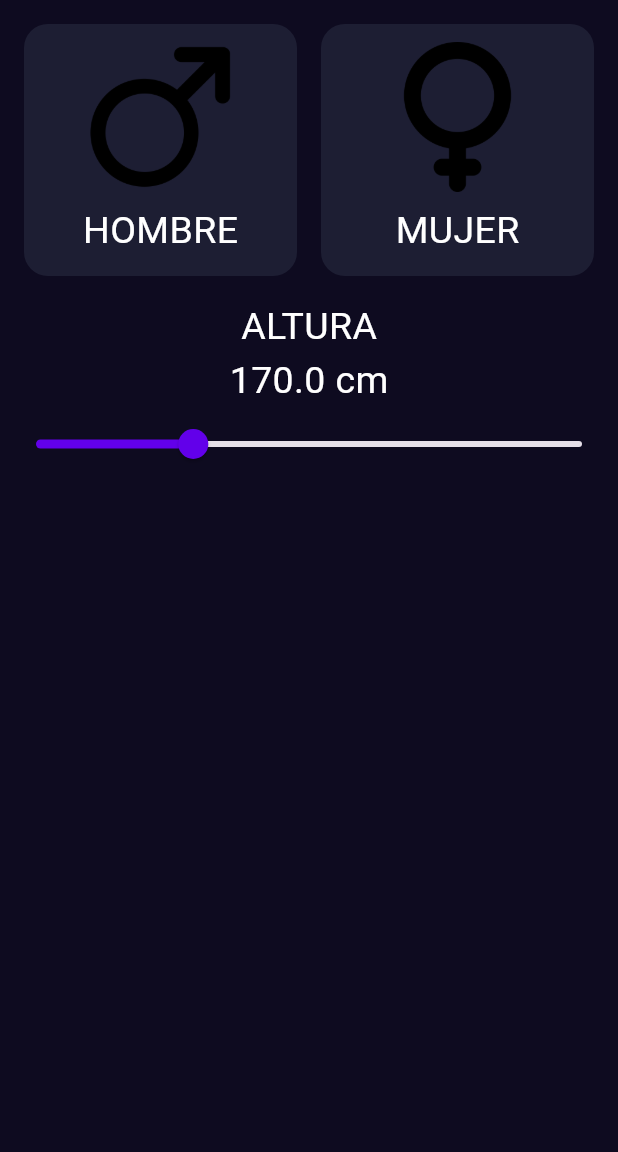
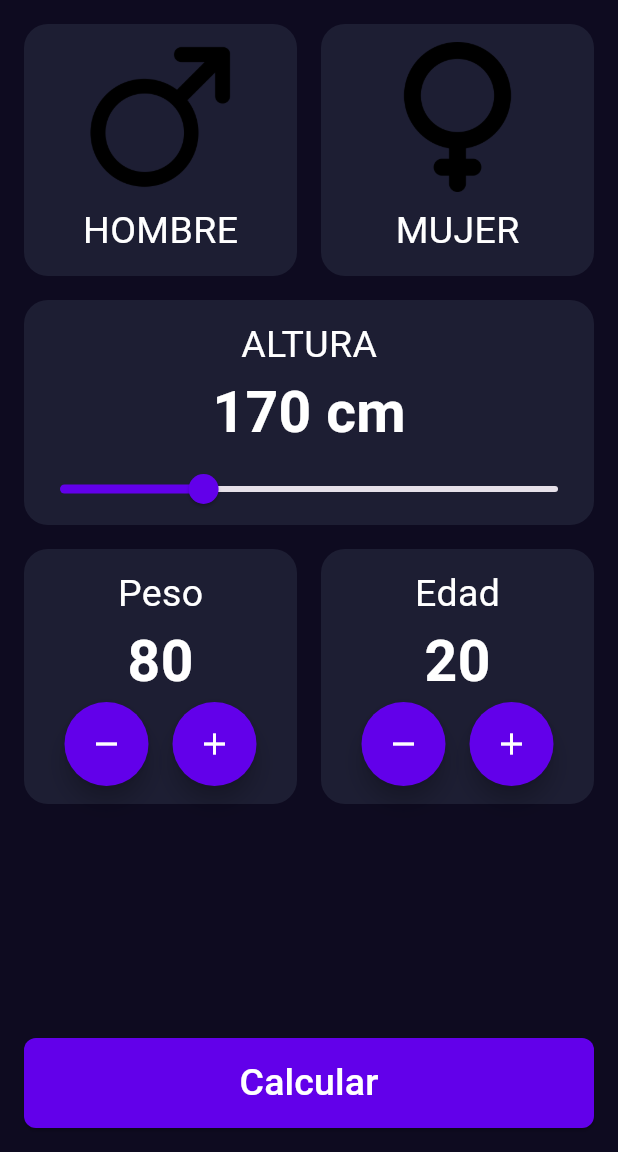
Before and after one commit to mrdelahuerga/imc_calculator, a Flutter app: the screen it shows after launch, on a phone screen of 412 x 824 dp, the part 84-1236 px from its top. Run offline on Flutter 3.47's test engine with Material 3 defaults, Android fonts, the phone set to English and light mode, and no system bars.

Commit message:
pagina principal completa

```diff
--- a/lib/components/height_selector.dart
+++ b/lib/components/height_selector.dart
@@ -13,10 +13,27 @@ class _HeightSelectorState extends State<HeightSelector> {
   double height = 170; //Altura inicial
   @override
   Widget build(BuildContext context) {
-    return Column(
+    return Padding(
+      padding: const EdgeInsets.only(left: 16, right: 16),
+      child: Container(
+        decoration: BoxDecoration(
+          color: AppColors.backgroundComponent,
+          borderRadius: BorderRadius.circular(16),
+        ),
+        child: Column(
           children: [
-        Text("ALTURA", style: TextStyles.bodyText),
-        Text("$height cm", style: TextStyles.bodyText),
+            Padding(
+              padding: const EdgeInsets.only(top: 12.0),
+              child: Text("ALTURA", style: TextStyles.bodyText),
+            ),
+            Text(
+              "${height.toStringAsFixed(0)} cm",
+              style: TextStyle(
+                color: Colors.white,
+                fontSize: 38,
+                fontWeight: FontWeight.bold,
+              ),
+            ),
             Slider(
               value: height,
               onChanged: (newHeight) {
@@ -27,9 +44,12 @@ class _HeightSelectorState extends State<HeightSelector> {
               min: 150,
               max: 220,
               divisions: 70,
+              label: "${height.toStringAsFixed(0)} cm",
               activeColor: AppColors.primary,
             ),
           ],
+        ),
+      ),
     );
   }
 }
--- /dev/null
+++ b/lib/components/number_selector.dart
@@ -0,0 +1,71 @@
+import 'package:flutter/material.dart';
+import 'package:imc_calculator/core/app_colors.dart';
+import 'package:imc_calculator/core/text_style.dart';
+
+class NumberSelector extends StatefulWidget {
+  final String title;
+  final int value;
+  final Function() onDecrement;
+  final Function() onIncrement;
+
+  const NumberSelector({
+    super.key,
+    required this.title,
+    required this.value,
+    required this.onDecrement,
+    required this.onIncrement,
+  });
+
+  @override
+  State<NumberSelector> createState() => _NumberSelectorState();
+}
+
+class _NumberSelectorState extends State<NumberSelector> {
+  @override
+  Widget build(BuildContext context) {
+    return Container(
+      decoration: BoxDecoration(
+        color: AppColors.backgroundComponent,
+        borderRadius: BorderRadius.circular(16),
+      ),
+      child: Padding(
+        padding: const EdgeInsets.all(12.0),
+        child: Column(
+          children: [
+            Text(widget.title, style: TextStyles.bodyText),
+            Text(
+              widget.value.toString(),
+              style: TextStyle(
+                color: Colors.white,
+                fontSize: 38,
+                fontWeight: FontWeight.bold,
+              ),
+            ),
+            Row(
+              mainAxisAlignment: MainAxisAlignment.center,
+              children: [
+                FloatingActionButton(
+                  onPressed: () {
+                    widget.onDecrement();
+                  },
+                  shape: CircleBorder(),
+                  backgroundColor: AppColors.primary,
+                  child: Icon(Icons.remove, color: Colors.white),
+                ),
+                SizedBox(width: 16),
+                FloatingActionButton(
+                  onPressed: () {
+                    widget.onIncrement();
+                  },
+                  shape: CircleBorder(),
+                  backgroundColor: AppColors.primary,
+                  child: Icon(Icons.add, color: Colors.white),
+                ),
+              ],
+            ),
+          ],
+        ),
+      ),
+    );
+  }
+}
--- a/lib/screens/imc_home_screen.dart
+++ b/lib/screens/imc_home_screen.dart
@@ -1,6 +1,9 @@
 import 'package:flutter/material.dart';
 import 'package:imc_calculator/components/gender_selector.dart';
 import 'package:imc_calculator/components/height_selector.dart';
+import 'package:imc_calculator/components/number_selector.dart';
+import 'package:imc_calculator/core/app_colors.dart';
+import 'package:imc_calculator/core/text_style.dart';
 
 class ImcHomeScreen extends StatefulWidget {
   const ImcHomeScreen({super.key});
@@ -10,8 +13,75 @@ class ImcHomeScreen extends StatefulWidget {
 }
 
 class _ImcHomeScreenState extends State<ImcHomeScreen> {
+  int selectedAge = 20;
+  int selectedWeight = 80;
   @override
   Widget build(BuildContext context) {
-    return Column(children: [GenderSelector(), HeightSelector()]);
+    return Column(
+      children: [
+        GenderSelector(),
+        HeightSelector(),
+        Padding(
+          padding: const EdgeInsets.all(16.0),
+          child: Row(
+            children: [
+              Expanded(
+                child: NumberSelector(
+                  title: "Peso",
+                  value: selectedWeight,
+                  onDecrement: () {
+                    setState(() {
+                      selectedWeight--;
+                    });
+                  },
+                  onIncrement: () {
+                    setState(() {
+                      selectedWeight++;
+                    });
+                  },
+                ),
+              ),
+              SizedBox(width: 16),
+              Expanded(
+                child: NumberSelector(
+                  title: "Edad",
+                  value: selectedAge,
+                  onDecrement: () {
+                    setState(() {
+                      selectedAge--;
+                    });
+                  },
+                  onIncrement: () {
+                    setState(() {
+                      selectedAge++;
+                    });
+                  },
+                ),
+              ),
+            ],
+          ),
+        ),
+        Spacer(),
+        Padding(
+          padding: const EdgeInsets.all(16.0),
+          child: SizedBox(
+            height: 60,
+            width: double.infinity,
+            child: ElevatedButton(
+              onPressed: () {},
+              style: ButtonStyle(
+                shape: WidgetStateProperty.all(
+                  RoundedRectangleBorder(
+                    borderRadius: BorderRadius.circular(8),
+                  ),
+                ),
+                backgroundColor: WidgetStateProperty.all(AppColors.primary),
+              ),
+              child: Text("Calcular", style: TextStyles.bodyText),
+            ),
+          ),
+        ),
+      ],
+    );
   }
 }
```
Lines whose indentation alone changed are shown as unchanged.
